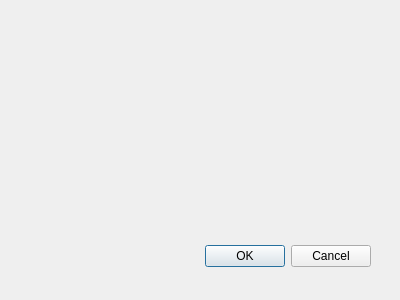
The window that weight.ui (ITAAcademy/ITAInformator) describes before a commit, drawn with Qt 5.
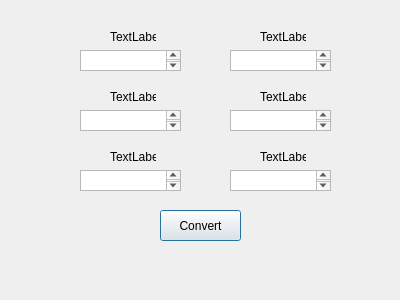
The same window after the commit.

Commit message: -deleted window and add button and lineEdit

```diff
--- a/weight.ui
+++ b/weight.ui
@@ -13,20 +13,155 @@
   <property name="windowTitle">
    <string>Weight</string>
   </property>
-  <widget class="QDialogButtonBox" name="buttonBox">
+  <widget class="QTextEdit" name="textEdit_4">
    <property name="geometry">
     <rect>
-     <x>30</x>
-     <y>240</y>
-     <width>341</width>
-     <height>32</height>
+     <x>80</x>
+     <y>170</y>
+     <width>101</width>
+     <height>21</height>
     </rect>
    </property>
-   <property name="orientation">
-    <enum>Qt::Horizontal</enum>
+  </widget>
+  <widget class="QTextEdit" name="textEdit_6">
+   <property name="geometry">
+    <rect>
+     <x>230</x>
+     <y>170</y>
+     <width>101</width>
+     <height>21</height>
+    </rect>
    </property>
-   <property name="standardButtons">
-    <set>QDialogButtonBox::Cancel|QDialogButtonBox::Ok</set>
+  </widget>
+  <widget class="QLabel" name="label_3">
+   <property name="geometry">
+    <rect>
+     <x>110</x>
+     <y>90</y>
+     <width>46</width>
+     <height>13</height>
+    </rect>
+   </property>
+   <property name="text">
+    <string>TextLabel</string>
+   </property>
+  </widget>
+  <widget class="QLabel" name="label_6">
+   <property name="geometry">
+    <rect>
+     <x>260</x>
+     <y>150</y>
+     <width>46</width>
+     <height>13</height>
+    </rect>
+   </property>
+   <property name="text">
+    <string>TextLabel</string>
+   </property>
+  </widget>
+  <widget class="QLabel" name="label_2">
+   <property name="geometry">
+    <rect>
+     <x>260</x>
+     <y>30</y>
+     <width>46</width>
+     <height>13</height>
+    </rect>
+   </property>
+   <property name="text">
+    <string>TextLabel</string>
+   </property>
+  </widget>
+  <widget class="QPushButton" name="ButtonConvert">
+   <property name="geometry">
+    <rect>
+     <x>160</x>
+     <y>210</y>
+     <width>81</width>
+     <height>31</height>
+    </rect>
+   </property>
+   <property name="text">
+    <string>Convert</string>
+   </property>
+  </widget>
+  <widget class="QLabel" name="label_4">
+   <property name="geometry">
+    <rect>
+     <x>110</x>
+     <y>150</y>
+     <width>46</width>
+     <height>13</height>
+    </rect>
+   </property>
+   <property name="text">
+    <string>TextLabel</string>
+   </property>
+  </widget>
+  <widget class="QLabel" name="label_5">
+   <property name="geometry">
+    <rect>
+     <x>260</x>
+     <y>90</y>
+     <width>46</width>
+     <height>13</height>
+    </rect>
+   </property>
+   <property name="text">
+    <string>TextLabel</string>
+   </property>
+  </widget>
+  <widget class="QTextEdit" name="textEdit_5">
+   <property name="geometry">
+    <rect>
+     <x>230</x>
+     <y>110</y>
+     <width>101</width>
+     <height>21</height>
+    </rect>
+   </property>
+  </widget>
+  <widget class="QTextEdit" name="textEdit_3">
+   <property name="geometry">
+    <rect>
+     <x>80</x>
+     <y>110</y>
+     <width>101</width>
+     <height>21</height>
+    </rect>
+   </property>
+  </widget>
+  <widget class="QTextEdit" name="textEdit_2">
+   <property name="geometry">
+    <rect>
+     <x>230</x>
+     <y>50</y>
+     <width>101</width>
+     <height>21</height>
+    </rect>
+   </property>
+  </widget>
+  <widget class="QLabel" name="label">
+   <property name="geometry">
+    <rect>
+     <x>110</x>
+     <y>30</y>
+     <width>46</width>
+     <height>13</height>
+    </rect>
+   </property>
+   <property name="text">
+    <string>TextLabel</string>
+   </property>
+  </widget>
+  <widget class="QTextEdit" name="textEdit">
+   <property name="geometry">
+    <rect>
+     <x>80</x>
+     <y>50</y>
+     <width>101</width>
+     <height>21</height>
+    </rect>
    </property>
   </widget>
  </widget>
```
Left out of the diff: 35 changed lines with no effect on the pictures. The commit also changes 12 other files.
